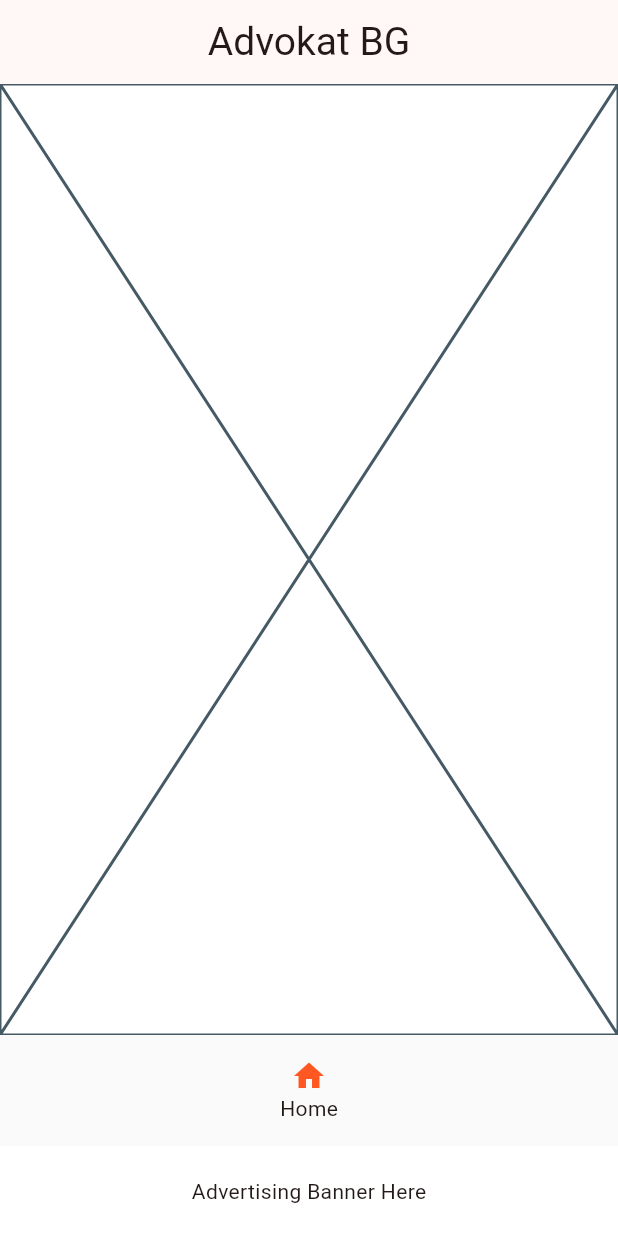
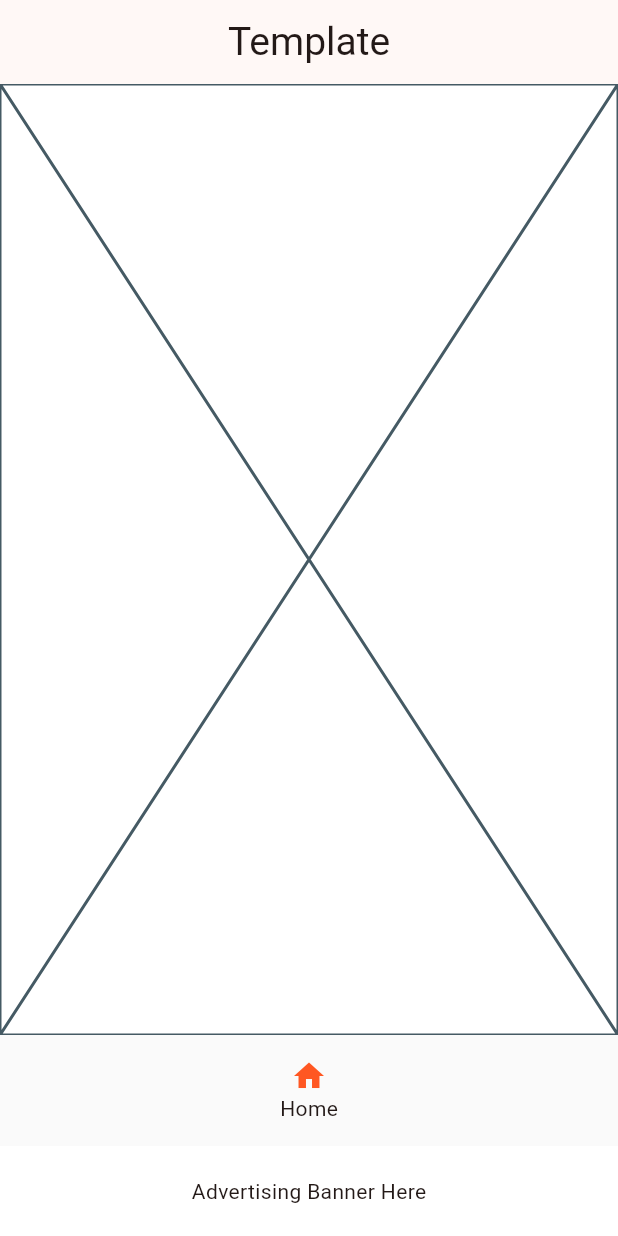
Before and after one commit to MiroslavZB/template, a Flutter app: the screen it shows after launch, on a phone screen of 412 x 824 dp. Run offline on Flutter 3.47's test engine with Material 2 defaults, Android fonts, the phone set to English and light mode, and no system bars; our stand-ins replace cloud_firestore, firebase_auth, firebase_core, firebase_crashlytics, get; missing offline and left inert: worldtime; accounts and stored records are empty.

Commit message:
changed default app name

```diff
--- a/lib/resources/constants.dart
+++ b/lib/resources/constants.dart
@@ -2,7 +2,7 @@ import 'package:template/resources/colors.dart';
 import 'package:flutter/material.dart';
 import 'package:worldtime/worldtime.dart';
 
-const String appName = 'Advokat BG';
+const String appName = 'Template';
 
 // Border Radius
 const double smallRadius = 8;
```
